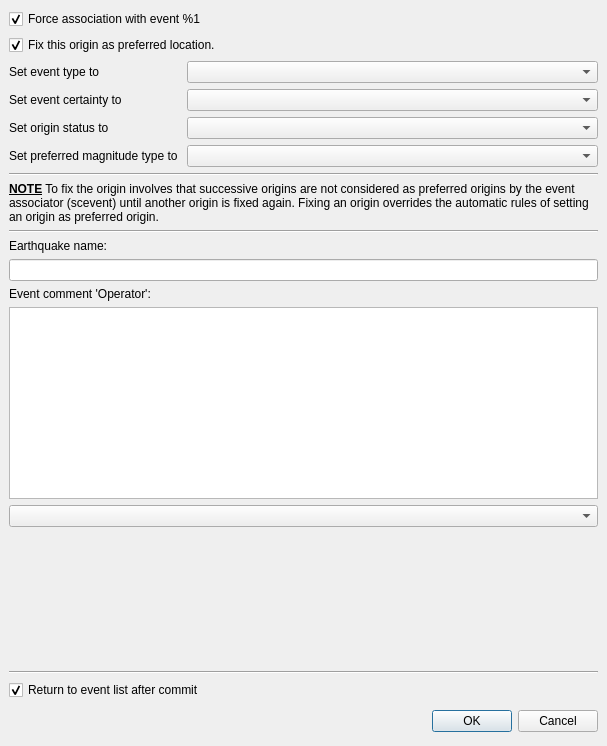
First picture: the form in libs/seiscomp/gui/datamodel/originlocatorview_commit.ui, repository SeisComP/common, before the edit.
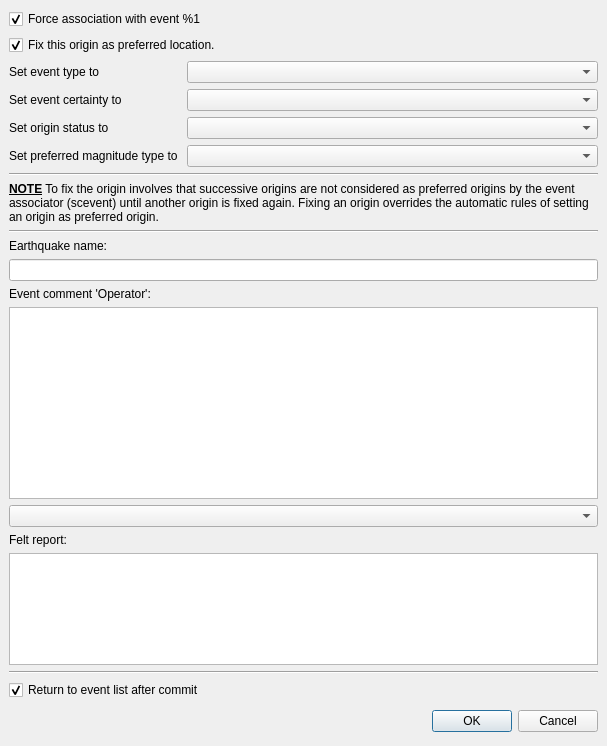
Second picture: the form after the edit.

Commit message:
[gui] Add event felt report support
The event description "felt report" can be modified in the
OriginLocatorView and can be shown in a column of EventListView.
The new column is named "FeltReport".

```diff
--- a/libs/seiscomp/gui/datamodel/originlocatorview_commit.ui
+++ b/libs/seiscomp/gui/datamodel/originlocatorview_commit.ui
@@ -185,6 +185,16 @@
      </layout>
     </widget>
    </item>
+   <item>
+    <widget class="QLabel" name="label_4">
+     <property name="text">
+      <string>Felt report:</string>
+     </property>
+    </widget>
+   </item>
+   <item>
+    <widget class="QTextEdit" name="editFeltReport"/>
+   </item>
    <item>
     <spacer>
      <property name="orientation">
```
Left out of the diff: 70 changed lines with no effect on the pictures. The commit also changes 2 other files.
